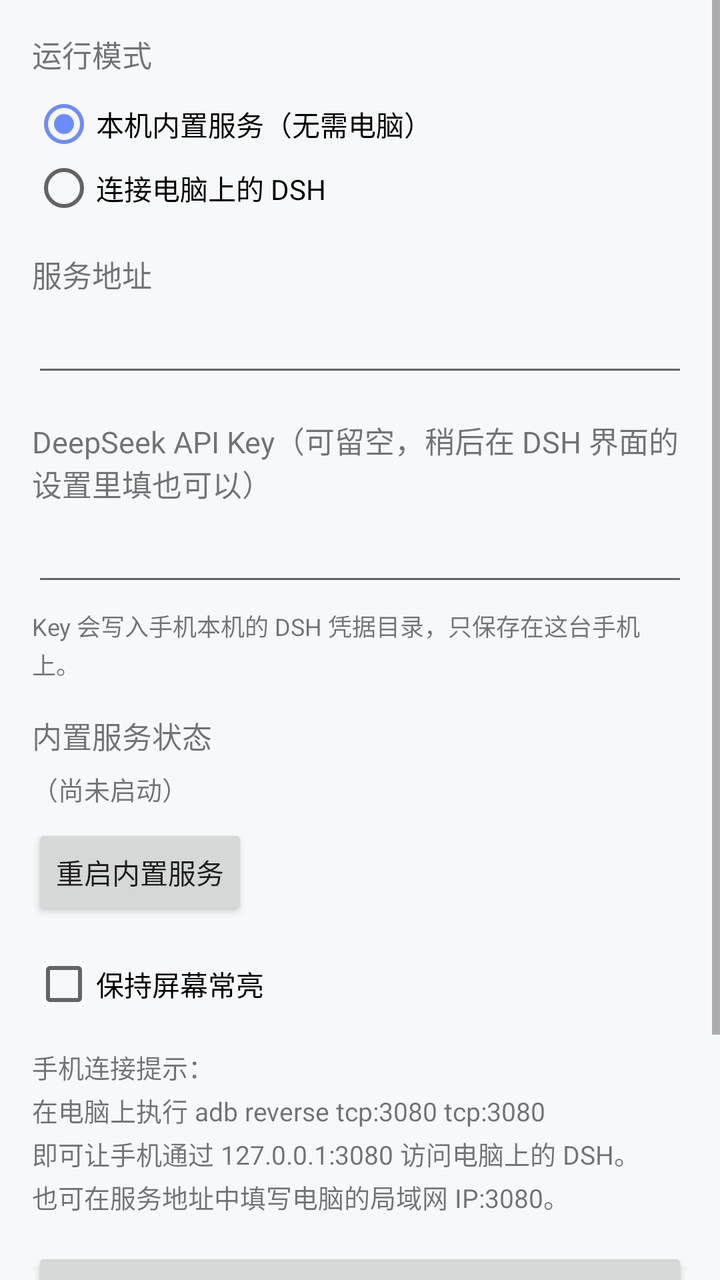
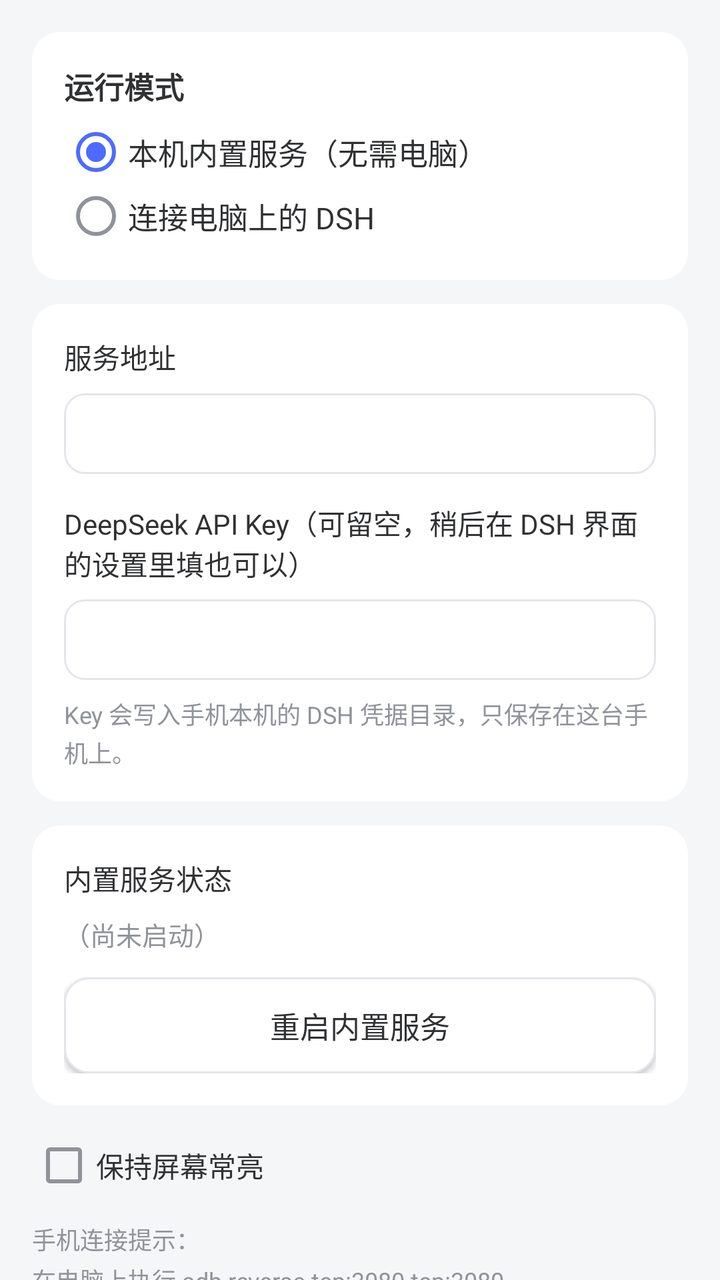

Compare the two renders of this Android layout. The source of the first and the diff that turns it into the second are given below.
<!-- AndroidManifest.xml: activity theme SettingsTheme -->
<!-- res/layout/activity_settings.xml -->
<?xml version="1.0" encoding="utf-8"?>
<ScrollView xmlns:android="http://schemas.android.com/apk/res/android"
    android:layout_width="match_parent"
    android:layout_height="match_parent"
    android:fillViewport="true">

    <LinearLayout
        android:layout_width="match_parent"
        android:layout_height="wrap_content"
        android:orientation="vertical"
        android:padding="16dp">

        <TextView
            android:layout_width="wrap_content"
            android:layout_height="wrap_content"
            android:text="@string/label_mode"
            android:textSize="15sp" />

        <RadioGroup
            android:layout_width="match_parent"
            android:layout_height="wrap_content"
            android:layout_marginTop="8dp">

            <RadioButton
                android:id="@+id/radio_local"
                android:layout_width="wrap_content"
                android:layout_height="wrap_content"
                android:checked="true"
                android:text="@string/mode_local" />

            <RadioButton
                android:id="@+id/radio_pc"
                android:layout_width="wrap_content"
                android:layout_height="wrap_content"
                android:text="@string/mode_pc" />
        </RadioGroup>

        <TextView
            android:layout_width="wrap_content"
            android:layout_height="wrap_content"
            android:layout_marginTop="16dp"
            android:text="@string/label_server_url"
            android:textSize="15sp" />

        <EditText
            android:id="@+id/url_input"
            android:layout_width="match_parent"
            android:layout_height="wrap_content"
            android:layout_marginTop="8dp"
            android:inputType="textUri"
            android:singleLine="true"
            android:selectAllOnFocus="false"
            android:textSize="15sp" />

        <TextView
            android:layout_width="wrap_content"
            android:layout_height="wrap_content"
            android:layout_marginTop="16dp"
            android:text="@string/label_api_key"
            android:textSize="15sp" />

        <EditText
            android:id="@+id/api_key_input"
            android:layout_width="match_parent"
            android:layout_height="wrap_content"
            android:layout_marginTop="8dp"
            android:inputType="textPassword"
            android:singleLine="true"
            android:textSize="15sp" />

        <TextView
            android:id="@+id/api_key_hint"
            android:layout_width="wrap_content"
            android:layout_height="wrap_content"
            android:layout_marginTop="6dp"
            android:text="@string/hint_api_key"
            android:textSize="12sp"
            android:lineSpacingExtra="2dp" />

        <TextView
            android:layout_width="wrap_content"
            android:layout_height="wrap_content"
            android:layout_marginTop="16dp"
            android:text="@string/label_server_status"
            android:textSize="15sp" />

        <TextView
            android:id="@+id/server_status"
            android:layout_width="wrap_content"
            android:layout_height="wrap_content"
            android:layout_marginTop="6dp"
            android:text="@string/status_no_info"
            android:textSize="13sp"
            android:lineSpacingExtra="2dp" />

        <Button
            android:id="@+id/btn_restart"
            android:layout_width="wrap_content"
            android:layout_height="wrap_content"
            android:layout_marginTop="8dp"
            android:text="@string/btn_restart_server" />

        <CheckBox
            android:id="@+id/keep_on"
            android:layout_width="wrap_content"
            android:layout_height="wrap_content"
            android:layout_marginTop="16dp"
            android:text="@string/label_keep_on" />

        <TextView
            android:id="@+id/hint_adb"
            android:layout_width="wrap_content"
            android:layout_height="wrap_content"
            android:layout_marginTop="16dp"
            android:text="@string/hint_adb"
            android:textSize="13sp"
            android:lineSpacingExtra="3dp" />

        <Button
            android:id="@+id/btn_artifacts"
            android:layout_width="match_parent"
            android:layout_height="wrap_content"
            android:layout_marginTop="16dp"
            android:text="@string/artifacts_title" />

        <Button
            android:id="@+id/btn_save"
            android:layout_width="match_parent"
            android:layout_height="wrap_content"
            android:layout_marginTop="16dp"
            android:text="@string/btn_save" />

        <TextView
            android:id="@+id/version"
            android:layout_width="wrap_content"
            android:layout_height="wrap_content"
            android:layout_gravity="center_horizontal"
            android:layout_marginTop="24dp"
            android:textSize="12sp" />
    </LinearLayout>
</ScrollView>
<!-- resources referenced by this layout -->
<resources>
  <style name="SettingsTheme" parent="android:Theme.Material.Light.DarkActionBar">
          <item name="android:colorPrimary">@color/brand_primary</item>
          <item name="android:colorPrimaryDark">@color/brand_dark</item>
          <item name="android:colorAccent">@color/brand_accent</item>
          <item name="android:windowBackground">@color/window_bg</item>
      </style>
  <color name="brand_dark">#2B3EA7</color>
  <color name="brand_accent">#6C8BFF</color>
  <color name="window_bg">#F7F8FA</color>
  <!-- unchanged entries left out for length: 14 -->
</resources>

<!-- the commit's change to res/layout/activity_settings.xml (unified diff, before → after) -->
@@ -2,7 +2,8 @@
 <ScrollView xmlns:android="http://schemas.android.com/apk/res/android"
     android:layout_width="match_parent"
     android:layout_height="match_parent"
-    android:fillViewport="true">
+    android:fillViewport="true"
+    android:scrollbars="none">
 
     <LinearLayout
         android:layout_width="match_parent"
@@ -10,110 +11,152 @@
         android:orientation="vertical"
         android:padding="16dp">
 
-        <TextView
-            android:layout_width="wrap_content"
-            android:layout_height="wrap_content"
-            android:text="@string/label_mode"
-            android:textSize="15sp" />
-
-        <RadioGroup
+        
+        <LinearLayout
             android:layout_width="match_parent"
             android:layout_height="wrap_content"
-            android:layout_marginTop="8dp">
+            android:orientation="vertical"
+            android:background="@drawable/bg_card"
+            android:padding="16dp">
 
-            <RadioButton
-                android:id="@+id/radio_local"
+            <TextView
                 android:layout_width="wrap_content"
                 android:layout_height="wrap_content"
-                android:checked="true"
-                android:text="@string/mode_local" />
+                android:text="@string/label_mode"
+                android:textColor="@color/text_primary"
+                android:textSize="15sp"
+                android:textStyle="bold" />
 
-            <RadioButton
-                android:id="@+id/radio_pc"
+            <RadioGroup
+                android:layout_width="match_parent"
+                android:layout_height="wrap_content"
+                android:layout_marginTop="6dp">
+
+                <RadioButton
+                    android:id="@+id/radio_local"
+                    android:layout_width="wrap_content"
+                    android:layout_height="wrap_content"
+                    android:checked="true"
+                    android:text="@string/mode_local"
+                    android:textColor="@color/text_primary"
+                    android:textSize="15sp" />
+
+                <RadioButton
+                    android:id="@+id/radio_pc"
+                    android:layout_width="wrap_content"
+                    android:layout_height="wrap_content"
+                    android:text="@string/mode_pc"
+                    android:textColor="@color/text_primary"
+                    android:textSize="15sp" />
+            </RadioGroup>
+        </LinearLayout>
+
+        
+        <LinearLayout
+            android:layout_width="match_parent"
+            android:layout_height="wrap_content"
+            android:layout_marginTop="12dp"
+            android:orientation="vertical"
+            android:background="@drawable/bg_card"
+            android:padding="16dp">
+
+            <TextView
                 android:layout_width="wrap_content"
                 android:layout_height="wrap_content"
-                android:text="@string/mode_pc" />
-        </RadioGroup>
+                android:text="@string/label_server_url"
+                android:textColor="@color/text_primary"
+                android:textSize="14sp" />
 
-        <TextView
-            android:layout_width="wrap_content"
-            android:layout_height="wrap_content"
-            android:layout_marginTop="16dp"
-            android:text="@string/label_server_url"
-            android:textSize="15sp" />
+            <EditText
+                android:id="@+id/url_input"
+                android:layout_width="match_parent"
+                android:layout_height="wrap_content"
+                android:layout_marginTop="8dp"
+                android:inputType="textUri"
+                android:singleLine="true"
+                android:selectAllOnFocus="false"
+                style="@style/DshInput" />
 
-        <EditText
-            android:id="@+id/url_input"
+            <TextView
+                android:layout_width="wrap_content"
+                android:layout_height="wrap_content"
+                android:layout_marginTop="14dp"
+                android:text="@string/label_api_key"
+                android:textColor="@color/text_primary"
+                android:textSize="14sp" />
+
+            <EditText
+                android:id="@+id/api_key_input"
+                android:layout_width="match_parent"
+                android:layout_height="wrap_content"
+                android:layout_marginTop="8dp"
+                android:inputType="textPassword"
+                android:singleLine="true"
+                style="@style/DshInput" />
+
+            <TextView
+                android:id="@+id/api_key_hint"
+                android:layout_width="wrap_content"
+                android:layout_height="wrap_content"
+                android:layout_marginTop="8dp"
+                android:text="@string/hint_api_key"
+                android:textColor="@color/text_secondary"
+                android:textSize="12sp"
+                android:lineSpacingExtra="2dp" />
+        </LinearLayout>
+
+        
+        <LinearLayout
             android:layout_width="match_parent"
             android:layout_height="wrap_content"
-            android:layout_marginTop="8dp"
-            android:inputType="textUri"
-            android:singleLine="true"
-            android:selectAllOnFocus="false"
-            android:textSize="15sp" />
+            android:layout_marginTop="12dp"
+            android:orientation="vertical"
+            android:background="@drawable/bg_card"
+            android:padding="16dp">
 
-        <TextView
-            android:layout_width="wrap_content"
-            android:layout_height="wrap_content"
-            android:layout_marginTop="16dp"
-            android:text="@string/label_api_key"
-            android:textSize="15sp" />
+            <TextView
+                android:layout_width="wrap_content"
+                android:layout_height="wrap_content"
+                android:text="@string/label_server_status"
+                android:textColor="@color/text_primary"
+                android:textSize="14sp" />
 
-        <EditText
-            android:id="@+id/api_key_input"
-            android:layout_width="match_parent"
-            android:layout_height="wrap_content"
-            android:layout_marginTop="8dp"
-            android:inputType="textPassword"
-            android:singleLine="true"
-            android:textSize="15sp" />
+            <TextView
+                android:id="@+id/server_status"
+                android:layout_width="wrap_content"
+                android:layout_height="wrap_content"
+                android:layout_marginTop="8dp"
+                android:text="@string/status_no_info"
+                android:textColor="@color/text_secondary"
+                android:textSize="13sp"
+                android:lineSpacingExtra="2dp" />
 
-        <TextView
-            android:id="@+id/api_key_hint"
-            android:layout_width="wrap_content"
-            android:layout_height="wrap_content"
-            android:layout_marginTop="6dp"
-            android:text="@string/hint_api_key"
-            android:textSize="12sp"
-            android:lineSpacingExtra="2dp" />
-
-        <TextView
-            android:layout_width="wrap_content"
-            android:layout_height="wrap_content"
-            android:layout_marginTop="16dp"
-            android:text="@string/label_server_status"
-            android:textSize="15sp" />
-
-        <TextView
-            android:id="@+id/server_status"
-            android:layout_width="wrap_content"
-            android:layout_height="wrap_content"
-            android:layout_marginTop="6dp"
-            android:text="@string/status_no_info"
-            android:textSize="13sp"
-            android:lineSpacingExtra="2dp" />
-
-        <Button
-            android:id="@+id/btn_restart"
-            android:layout_width="wrap_content"
-            android:layout_height="wrap_content"
-            android:layout_marginTop="8dp"
-            android:text="@string/btn_restart_server" />
+            <Button
+                android:id="@+id/btn_restart"
+                android:layout_width="match_parent"
+                android:layout_height="wrap_content"
+                android:layout_marginTop="12dp"
+                android:text="@string/btn_restart_server"
+                style="@style/DshButtonSecondary" />
+        </LinearLayout>
 
         <CheckBox
             android:id="@+id/keep_on"
             android:layout_width="wrap_content"
             android:layout_height="wrap_content"
-            android:layout_marginTop="16dp"
-            android:text="@string/label_keep_on" />
+            android:layout_marginTop="14dp"
+            android:text="@string/label_keep_on"
+            android:textColor="@color/text_primary"
+            android:textSize="14sp" />
 
         <TextView
             android:id="@+id/hint_adb"
             android:layout_width="wrap_content"
             android:layout_height="wrap_content"
-            android:layout_marginTop="16dp"
+            android:layout_marginTop="12dp"
             android:text="@string/hint_adb"
-            android:textSize="13sp"
+            android:textColor="@color/text_secondary"
+            android:textSize="12sp"
             android:lineSpacingExtra="3dp" />
 
         <Button
@@ -121,21 +164,24 @@
             android:layout_width="match_parent"
             android:layout_height="wrap_content"
             android:layout_marginTop="16dp"
-            android:text="@string/artifacts_title" />
+            android:text="@string/artifacts_title"
+            style="@style/DshButtonPrimary" />
 
         <Button
             android:id="@+id/btn_save"
             android:layout_width="match_parent"
             android:layout_height="wrap_content"
-            android:layout_marginTop="16dp"
-            android:text="@string/btn_save" />
+            android:layout_marginTop="12dp"
+            android:text="@string/btn_save"
+            style="@style/DshButtonPrimary" />
 
         <TextView
             android:id="@+id/version"
             android:layout_width="wrap_content"
             android:layout_height="wrap_content"
             android:layout_gravity="center_horizontal"
-            android:layout_marginTop="24dp"
+            android:layout_marginTop="20dp"
+            android:textColor="@color/text_secondary"
             android:textSize="12sp" />
     </LinearLayout>
 </ScrollView>
<!-- resource entries referenced after the edit -->
@@ -1,14 +1,104 @@
 <!-- resources referenced by this layout -->
 <resources>
-  <style name="SettingsTheme" parent="android:Theme.Material.Light.DarkActionBar">
-          <item name="android:colorPrimary">@color/brand_primary</item>
-          <item name="android:colorPrimaryDark">@color/brand_dark</item>
-          <item name="android:colorAccent">@color/brand_accent</item>
+  <color name="text_primary">#303133</color>
+  <color name="text_secondary">#909399</color>
+  <!-- drawable bg_card (drawable) -->
+  <?xml version="1.0" encoding="utf-8"?>
+  <shape xmlns:android="http://schemas.android.com/apk/res/android">
+      <solid android:color="@color/surface" />
+      <corners android:radius="14dp" />
+  </shape>
+  <style name="DshButtonPrimary" parent="android:Widget.Material.Button">
+          <item name="android:background">@drawable/bg_button_primary</item>
+          <item name="android:textColor">#FFFFFF</item>
+          <item name="android:textSize">15sp</item>
+          <item name="android:textAllCaps">false</item>
+      </style>
+  <style name="DshButtonSecondary" parent="android:Widget.Material.Button">
+          <item name="android:background">@drawable/bg_button_secondary</item>
+          <item name="android:textColor">@color/text_primary</item>
+          <item name="android:textSize">15sp</item>
+          <item name="android:textAllCaps">false</item>
+      </style>
+  <style name="DshInput" parent="android:Widget.EditText">
+          <item name="android:background">@drawable/bg_input</item>
+          <item name="android:paddingLeft">12dp</item>
+          <item name="android:paddingRight">12dp</item>
+          <item name="android:paddingTop">10dp</item>
+          <item name="android:paddingBottom">10dp</item>
+          <item name="android:textSize">15sp</item>
+          <item name="android:textColor">@color/text_primary</item>
+          <item name="android:textColorHint">@color/text_secondary</item>
+      </style>
+  <style name="SettingsTheme" parent="android:Theme.Material.Light">
+          <item name="android:colorPrimary">@color/window_bg</item>
+          <item name="android:colorPrimaryDark">@color/window_bg</item>
+          <item name="android:colorAccent">@color/brand_primary</item>
           <item name="android:windowBackground">@color/window_bg</item>
+          <item name="android:statusBarColor">@color/window_bg</item>
+          <item name="android:navigationBarColor">@color/surface</item>
+          <item name="android:windowLightStatusBar">true</item>
+          <item name="android:windowLightNavigationBar">true</item>
+          <item name="android:textColorPrimary">@color/text_primary</item>
+          <item name="android:textColorSecondary">@color/text_secondary</item>
       </style>
-  <color name="brand_dark">#2B3EA7</color>
-  <color name="brand_accent">#6C8BFF</color>
-  <color name="window_bg">#F7F8FA</color>
+  <color name="surface">#FFFFFF</color>
+  <!-- drawable bg_button_primary (drawable) -->
+  <?xml version="1.0" encoding="utf-8"?>
+  <selector xmlns:android="http://schemas.android.com/apk/res/android">
+      <item android:state_pressed="true">
+          <shape>
+              <solid android:color="@color/brand_dark" />
+              <corners android:radius="12dp" />
+          </shape>
+      </item>
+      <item>
+          <shape>
+              <solid android:color="@color/brand_primary" />
+              <corners android:radius="12dp" />
+          </shape>
+      </item>
+  </selector>
+  <!-- drawable bg_button_secondary (drawable) -->
+  <?xml version="1.0" encoding="utf-8"?>
+  <selector xmlns:android="http://schemas.android.com/apk/res/android">
+      <item android:state_pressed="true">
+          <shape>
+              <solid android:color="@color/pressed_bg" />
+              <stroke android:width="1dp" android:color="@color/divider" />
+              <corners android:radius="12dp" />
+          </shape>
+      </item>
+      <item>
+          <shape>
+              <solid android:color="@color/surface" />
+              <stroke android:width="1dp" android:color="@color/divider" />
+              <corners android:radius="12dp" />
+          </shape>
+      </item>
+  </selector>
+  <!-- drawable bg_input (drawable) -->
+  <?xml version="1.0" encoding="utf-8"?>
+  <selector xmlns:android="http://schemas.android.com/apk/res/android">
+      <item android:state_focused="true">
+          <shape>
+              <solid android:color="@color/surface" />
+              <stroke android:width="1.5dp" android:color="@color/brand_primary" />
+              <corners android:radius="10dp" />
+          </shape>
+      </item>
+      <item>
+          <shape>
+              <solid android:color="@color/surface" />
+              <stroke android:width="1dp" android:color="@color/divider" />
+              <corners android:radius="10dp" />
+          </shape>
+      </item>
+  </selector>
+  <color name="brand_dark">#3B53E4</color>
+  <color name="pressed_bg">#EEF0F5</color>
+  <color name="divider">#E5E6EB</color>
+  <color name="window_bg">#F5F6F8</color>
   <!-- unchanged entries left out for length: 14 -->
 </resources>
 
